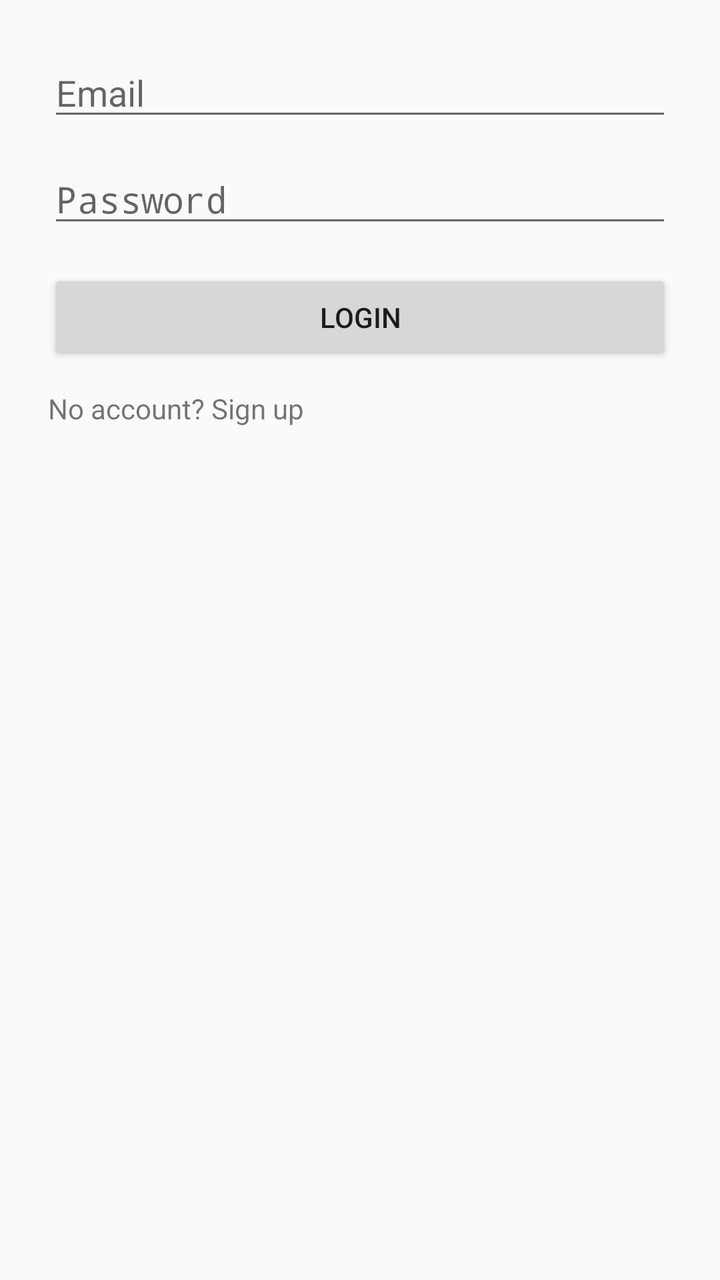
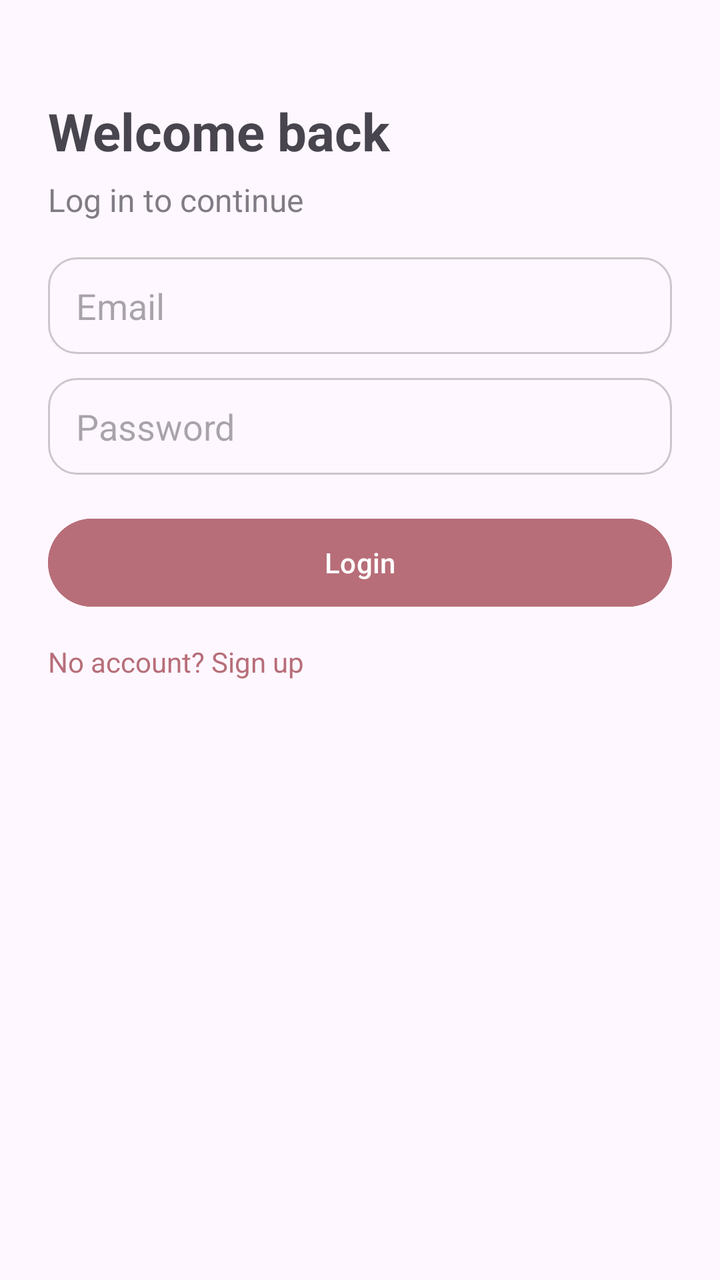

Two renders of the same Android screen: before a commit and after it. Below are the layout's source before the change and the commit's diff.
<!-- AndroidManifest.xml: application theme Theme.ValueMatch -->
<!-- res/layout/fragment_login.xml -->
<?xml version="1.0" encoding="utf-8"?>
<LinearLayout xmlns:android="http://schemas.android.com/apk/res/android"
    android:orientation="vertical"
    android:layout_width="match_parent"
    android:layout_height="match_parent"
    android:padding="24dp">

    <EditText
        android:id="@+id/emailInput"
        android:layout_width="match_parent"
        android:layout_height="wrap_content"
        android:hint="Email"
        android:inputType="textEmailAddress"/>

    <EditText
        android:id="@+id/passwordInput"
        android:layout_width="match_parent"
        android:layout_height="wrap_content"
        android:hint="Password"
        android:inputType="textPassword"
        android:layout_marginTop="12dp"/>

    <Button
        android:id="@+id/loginButton"
        android:layout_width="match_parent"
        android:layout_height="wrap_content"
        android:text="Login"
        android:layout_marginTop="16dp"/>

    <TextView
        android:id="@+id/goToSignup"
        android:layout_width="wrap_content"
        android:layout_height="wrap_content"
        android:text="No account? Sign up"
        android:layout_marginTop="12dp"/>
</LinearLayout>
<!-- resources referenced by this layout -->
<resources>
  <style name="Theme.ValueMatch" parent="Theme.AppCompat.DayNight.NoActionBar">
          <item name="colorPrimary">@color/purple_500</item>
          <item name="colorPrimaryDark">@color/purple_700</item>
          <item name="colorAccent">@color/teal_200</item>
      </style>
  <color name="purple_500">#FF6200EE</color>
  <color name="purple_700">#FF3700B3</color>
  <color name="teal_200">#FF03DAC5</color>
</resources>

<!-- the commit's change to res/layout/fragment_login.xml (unified diff, before → after) -->
@@ -1,36 +1,67 @@
 <?xml version="1.0" encoding="utf-8"?>
-<LinearLayout xmlns:android="http://schemas.android.com/apk/res/android"
-    android:orientation="vertical"
+<ScrollView xmlns:android="http://schemas.android.com/apk/res/android"
     android:layout_width="match_parent"
     android:layout_height="match_parent"
-    android:padding="24dp">
+    android:fillViewport="true">
 
-    <EditText
-        android:id="@+id/emailInput"
+    <LinearLayout
         android:layout_width="match_parent"
         android:layout_height="wrap_content"
-        android:hint="Email"
-        android:inputType="textEmailAddress"/>
+        android:orientation="vertical"
+        android:padding="24dp">
 
-    <EditText
-        android:id="@+id/passwordInput"
-        android:layout_width="match_parent"
-        android:layout_height="wrap_content"
-        android:hint="Password"
-        android:inputType="textPassword"
-        android:layout_marginTop="12dp"/>
+        <TextView
+            android:layout_width="match_parent"
+            android:layout_height="wrap_content"
+            android:text="Welcome back"
+            android:textSize="26sp"
+            android:textStyle="bold"
+            android:layout_marginTop="24dp"/>
 
-    <Button
-        android:id="@+id/loginButton"
-        android:layout_width="match_parent"
-        android:layout_height="wrap_content"
-        android:text="Login"
-        android:layout_marginTop="16dp"/>
+        <TextView
+            android:layout_width="match_parent"
+            android:layout_height="wrap_content"
+            android:text="Log in to continue"
+            android:textSize="16sp"
+            android:alpha="0.7"
+            android:layout_marginTop="6dp"
+            android:layout_marginBottom="18dp"/>
 
-    <TextView
-        android:id="@+id/goToSignup"
-        android:layout_width="wrap_content"
-        android:layout_height="wrap_content"
-        android:text="No account? Sign up"
-        android:layout_marginTop="12dp"/>
-</LinearLayout>
+        <EditText
+            android:id="@+id/emailInput"
+            android:layout_width="match_parent"
+            android:layout_height="wrap_content"
+            android:hint="Email"
+            android:inputType="textEmailAddress"
+            android:background="@drawable/bg_input"/>
+
+        <EditText
+            android:id="@+id/passwordInput"
+            android:layout_width="match_parent"
+            android:layout_height="wrap_content"
+            android:hint="Password"
+            android:inputType="textPassword"
+            android:layout_marginTop="12dp"
+            android:background="@drawable/bg_input"/>
+
+        <Button
+            android:id="@+id/loginButton"
+            android:layout_width="match_parent"
+            android:layout_height="52dp"
+            android:text="Login"
+            android:textAllCaps="false"
+            android:layout_marginTop="18dp"
+            android:backgroundTint="@color/rose_gold"
+            android:textColor="@android:color/white"/>
+
+        <TextView
+            android:id="@+id/goToSignup"
+            android:layout_width="wrap_content"
+            android:layout_height="wrap_content"
+            android:text="No account? Sign up"
+            android:textSize="14sp"
+            android:layout_marginTop="14dp"
+            android:textColor="@color/rose_gold"/>
+
+    </LinearLayout>
+</ScrollView>
<!-- resource entries referenced after the edit -->
@@ -1,12 +1,27 @@
 <!-- resources referenced by this layout -->
 <resources>
-  <style name="Theme.ValueMatch" parent="Theme.AppCompat.DayNight.NoActionBar">
-          <item name="colorPrimary">@color/purple_500</item>
-          <item name="colorPrimaryDark">@color/purple_700</item>
-          <item name="colorAccent">@color/teal_200</item>
+  <color name="rose_gold">#B76E79</color>
+  <!-- drawable bg_input (drawable) -->
+  <?xml version="1.0" encoding="utf-8"?>
+  <shape xmlns:android="http://schemas.android.com/apk/res/android">
+      <solid android:color="@android:color/transparent"/>
+      <stroke android:width="1dp" android:color="#33000000"/>
+      <corners android:radius="14dp"/>
+      <padding
+          android:left="14dp"
+          android:top="12dp"
+          android:right="14dp"
+          android:bottom="12dp"/>
+  </shape>
+  <style name="Theme.ValueMatch" parent="Theme.Material3.DayNight.NoActionBar">
+          <item name="colorPrimary">@color/rose_gold</item>
+          <item name="colorOnPrimary">@color/text_light</item>
+  
+          <item name="colorSecondary">@color/rose_gold</item>
+          <item name="colorOnSecondary">@color/text_light</item>
+  
+          <item name="android:statusBarColor">@color/rose_gold</item>
       </style>
-  <color name="purple_500">#FF6200EE</color>
-  <color name="purple_700">#FF3700B3</color>
-  <color name="teal_200">#FF03DAC5</color>
+  <color name="text_light">#FFFFFF</color>
 </resources>
 
